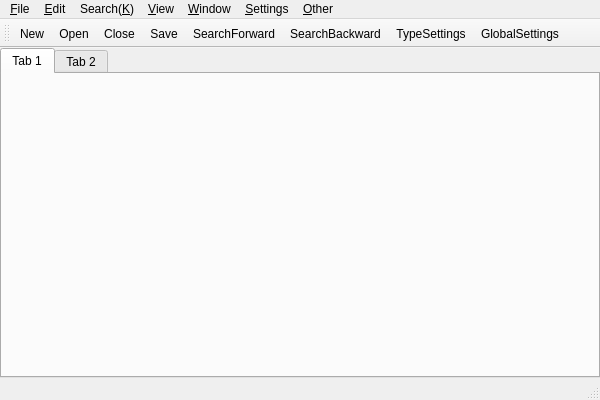
Above: vivi/vivi64/MainWindow.ui from vivisuke/openViVi before the change. Below: the same form after it.
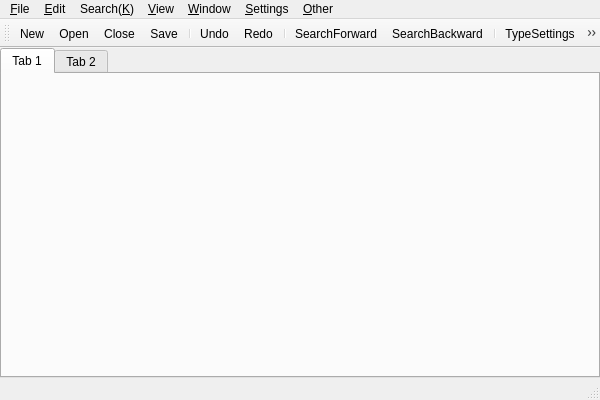
That is the form after the change. Icons and pictures are not drawn. Custom widgets are drawn as their Qt base class.

Commit message: ◎ C 04/18 04/18 0.002 ToDo Undo/Redo：アイコン表示

```diff
--- a/vivi/vivi64/MainWindow.ui
+++ b/vivi/vivi64/MainWindow.ui
@@ -143,8 +143,13 @@
    <addaction name="action_Open"/>
    <addaction name="action_Close"/>
    <addaction name="action_Save"/>
+   <addaction name="separator"/>
+   <addaction name="action_Undo"/>
+   <addaction name="action_Redo"/>
+   <addaction name="separator"/>
    <addaction name="action_SearchForward"/>
    <addaction name="action_SearchBackward"/>
+   <addaction name="separator"/>
    <addaction name="action_TypeSettings"/>
    <addaction name="action_GlobalSettings"/>
   </widget>
```
Left out of the diff: 8 changed lines with no effect on the pictures. The commit also changes 4 other files.
